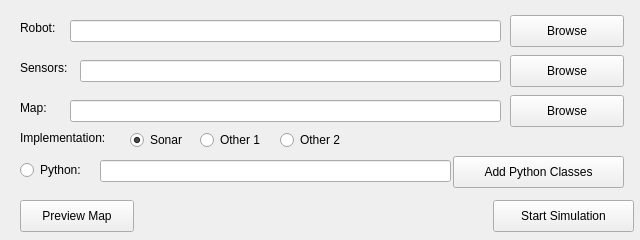
First picture: the form in qt/mainwindow.ui, repository jhurobotics/Trinity, before the edit.
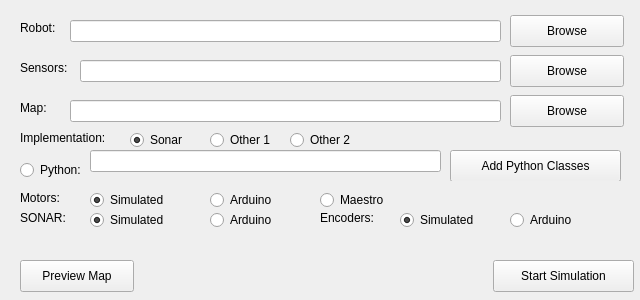
Second picture: the form after the edit.

Commit message: Added setup.h Added buttons to the UI to be able to fully utilize the new setup function

Patch:
```diff
--- a/qt/mainwindow.ui
+++ b/qt/mainwindow.ui
@@ -7,19 +7,19 @@
     <x>0</x>
     <y>0</y>
     <width>640</width>
-    <height>240</height>
+    <height>300</height>
    </rect>
   </property>
   <property name="minimumSize">
    <size>
     <width>640</width>
-    <height>240</height>
+    <height>300</height>
    </size>
   </property>
   <property name="maximumSize">
    <size>
     <width>640</width>
-    <height>240</height>
+    <height>300</height>
    </size>
   </property>
   <property name="windowTitle">
@@ -138,7 +138,7 @@
     <property name="geometry">
      <rect>
       <x>20</x>
-      <y>200</y>
+      <y>260</y>
       <width>114</width>
       <height>32</height>
      </rect>
@@ -151,7 +151,7 @@
     <property name="geometry">
      <rect>
       <x>493</x>
-      <y>200</y>
+      <y>260</y>
       <width>141</width>
       <height>32</height>
      </rect>
@@ -160,102 +160,308 @@
      <string>Start Simulation</string>
     </property>
    </widget>
-   <widget class="QRadioButton" name="cppButton">
+   <widget class="QFrame" name="frame">
     <property name="geometry">
      <rect>
-      <x>130</x>
+      <x>20</x>
       <y>130</y>
-      <width>61</width>
-      <height>20</height>
+      <width>601</width>
+      <height>51</height>
      </rect>
     </property>
-    <property name="text">
-     <string>Sonar</string>
+    <property name="frameShape">
+     <enum>QFrame::NoFrame</enum>
     </property>
-    <property name="checked">
-     <bool>true</bool>
+    <property name="frameShadow">
+     <enum>QFrame::Plain</enum>
     </property>
-   </widget>
-   <widget class="QRadioButton" name="pythonButton">
-    <property name="geometry">
-     <rect>
-      <x>20</x>
-      <y>160</y>
-      <width>71</width>
-      <height>20</height>
-     </rect>
+    <property name="lineWidth">
+     <number>0</number>
     </property>
-    <property name="text">
-     <string>Python:</string>
-    </property>
+    <widget class="QRadioButton" name="cppButton">
+     <property name="geometry">
+      <rect>
+       <x>110</x>
+       <y>0</y>
+       <width>61</width>
+       <height>20</height>
+      </rect>
+     </property>
+     <property name="text">
+      <string>Sonar</string>
+     </property>
+     <property name="checked">
+      <bool>true</bool>
+     </property>
+    </widget>
+    <widget class="QRadioButton" name="cppButton_2">
+     <property name="geometry">
+      <rect>
+       <x>190</x>
+       <y>0</y>
+       <width>71</width>
+       <height>20</height>
+      </rect>
+     </property>
+     <property name="text">
+      <string>Other 1</string>
+     </property>
+     <property name="checked">
+      <bool>false</bool>
+     </property>
+    </widget>
+    <widget class="QRadioButton" name="cppButton_3">
+     <property name="geometry">
+      <rect>
+       <x>270</x>
+       <y>0</y>
+       <width>71</width>
+       <height>20</height>
+      </rect>
+     </property>
+     <property name="text">
+      <string>Other 2</string>
+     </property>
+     <property name="checked">
+      <bool>false</bool>
+     </property>
+    </widget>
+    <widget class="QRadioButton" name="pythonButton">
+     <property name="geometry">
+      <rect>
+       <x>0</x>
+       <y>30</y>
+       <width>71</width>
+       <height>20</height>
+      </rect>
+     </property>
+     <property name="text">
+      <string>Python:</string>
+     </property>
+    </widget>
+    <widget class="QLineEdit" name="pyClass">
+     <property name="geometry">
+      <rect>
+       <x>70</x>
+       <y>20</y>
+       <width>351</width>
+       <height>22</height>
+      </rect>
+     </property>
+    </widget>
+    <widget class="QPushButton" name="addPython">
+     <property name="geometry">
+      <rect>
+       <x>430</x>
+       <y>20</y>
+       <width>171</width>
+       <height>32</height>
+      </rect>
+     </property>
+     <property name="text">
+      <string>Add Python Classes</string>
+     </property>
+    </widget>
+    <widget class="QLabel" name="label">
+     <property name="geometry">
+      <rect>
+       <x>0</x>
+       <y>0</y>
+       <width>111</width>
+       <height>16</height>
+      </rect>
+     </property>
+     <property name="text">
+      <string>Implementation:</string>
+     </property>
+    </widget>
    </widget>
-   <widget class="QLabel" name="label">
+   <widget class="QFrame" name="frame_2">
     <property name="geometry">
      <rect>
       <x>20</x>
-      <y>130</y>
-      <width>111</width>
-      <height>16</height>
+      <y>180</y>
+      <width>601</width>
+      <height>31</height>
      </rect>
     </property>
-    <property name="text">
-     <string>Implementation:</string>
+    <property name="frameShape">
+     <enum>QFrame::NoFrame</enum>
     </property>
-   </widget>
-   <widget class="QLineEdit" name="pyClass">
-    <property name="geometry">
-     <rect>
-      <x>100</x>
-      <y>160</y>
-      <width>351</width>
-      <height>22</height>
-     </rect>
+    <property name="frameShadow">
+     <enum>QFrame::Raised</enum>
     </property>
+    <widget class="QLabel" name="label_2">
+     <property name="geometry">
+      <rect>
+       <x>0</x>
+       <y>10</y>
+       <width>62</width>
+       <height>16</height>
+      </rect>
+     </property>
+     <property name="text">
+      <string>Motors:</string>
+     </property>
+    </widget>
+    <widget class="QRadioButton" name="motors_sim">
+     <property name="geometry">
+      <rect>
+       <x>70</x>
+       <y>10</y>
+       <width>102</width>
+       <height>20</height>
+      </rect>
+     </property>
+     <property name="text">
+      <string>Simulated</string>
+     </property>
+     <property name="checked">
+      <bool>true</bool>
+     </property>
+    </widget>
+    <widget class="QRadioButton" name="motors_arduino">
+     <property name="geometry">
+      <rect>
+       <x>190</x>
+       <y>10</y>
+       <width>102</width>
+       <height>20</height>
+      </rect>
+     </property>
+     <property name="text">
+      <string>Arduino</string>
+     </property>
+    </widget>
+    <widget class="QRadioButton" name="motors_maestro">
+     <property name="geometry">
+      <rect>
+       <x>300</x>
+       <y>10</y>
+       <width>102</width>
+       <height>20</height>
+      </rect>
+     </property>
+     <property name="text">
+      <string>Maestro</string>
+     </property>
+    </widget>
    </widget>
-   <widget class="QPushButton" name="addPython">
+   <widget class="QFrame" name="frame_3">
     <property name="geometry">
      <rect>
-      <x>453</x>
-      <y>156</y>
-      <width>171</width>
-      <height>32</height>
+      <x>20</x>
+      <y>210</y>
+      <width>281</width>
+      <height>21</height>
      </rect>
     </property>
-    <property name="text">
-     <string>Add Python Classes</string>
+    <property name="frameShape">
+     <enum>QFrame::NoFrame</enum>
     </property>
-   </widget>
-   <widget class="QRadioButton" name="cppButton_2">
-    <property name="geometry">
-     <rect>
-      <x>200</x>
-      <y>130</y>
-      <width>71</width>
-      <height>20</height>
-     </rect>
+    <property name="frameShadow">
+     <enum>QFrame::Raised</enum>
     </property>
-    <property name="text">
-     <string>Other 1</string>
-    </property>
-    <property name="checked">
-     <bool>false</bool>
-    </property>
+    <widget class="QLabel" name="label_3">
+     <property name="geometry">
+      <rect>
+       <x>0</x>
+       <y>0</y>
+       <width>62</width>
+       <height>16</height>
+      </rect>
+     </property>
+     <property name="text">
+      <string>SONAR:</string>
+     </property>
+    </widget>
+    <widget class="QRadioButton" name="sonar_sim">
+     <property name="geometry">
+      <rect>
+       <x>70</x>
+       <y>0</y>
+       <width>91</width>
+       <height>20</height>
+      </rect>
+     </property>
+     <property name="text">
+      <string>Simulated</string>
+     </property>
+     <property name="checked">
+      <bool>true</bool>
+     </property>
+    </widget>
+    <widget class="QRadioButton" name="sonar_arduino">
+     <property name="geometry">
+      <rect>
+       <x>190</x>
+       <y>0</y>
+       <width>81</width>
+       <height>20</height>
+      </rect>
+     </property>
+     <property name="text">
+      <string>Arduino</string>
+     </property>
+    </widget>
    </widget>
-   <widget class="QRadioButton" name="cppButton_3">
+   <widget class="QFrame" name="frame_4">
     <property name="geometry">
      <rect>
-      <x>280</x>
-      <y>130</y>
-      <width>71</width>
-      <height>20</height>
+      <x>320</x>
+      <y>210</y>
+      <width>301</width>
+      <height>21</height>
      </rect>
     </property>
-    <property name="text">
-     <string>Other 2</string>
+    <property name="frameShape">
+     <enum>QFrame::NoFrame</enum>
     </property>
-    <property name="checked">
-     <bool>false</bool>
+    <property name="frameShadow">
+     <enum>QFrame::Raised</enum>
     </property>
+    <widget class="QLabel" name="label_4">
+     <property name="geometry">
+      <rect>
+       <x>0</x>
+       <y>0</y>
+       <width>62</width>
+       <height>16</height>
+      </rect>
+     </property>
+     <property name="text">
+      <string>Encoders:</string>
+     </property>
+    </widget>
+    <widget class="QRadioButton" name="encoder_sim">
+     <property name="geometry">
+      <rect>
+       <x>80</x>
+       <y>0</y>
+       <width>102</width>
+       <height>20</height>
+      </rect>
+     </property>
+     <property name="text">
+      <string>Simulated</string>
+     </property>
+     <property name="checked">
+      <bool>true</bool>
+     </property>
+    </widget>
+    <widget class="QRadioButton" name="encoder_arduino">
+     <property name="geometry">
+      <rect>
+       <x>190</x>
+       <y>0</y>
+       <width>102</width>
+       <height>20</height>
+      </rect>
+     </property>
+     <property name="text">
+      <string>Arduino</string>
+     </property>
+    </widget>
    </widget>
   </widget>
  </widget>
```
The commit also changes 3 other files.
